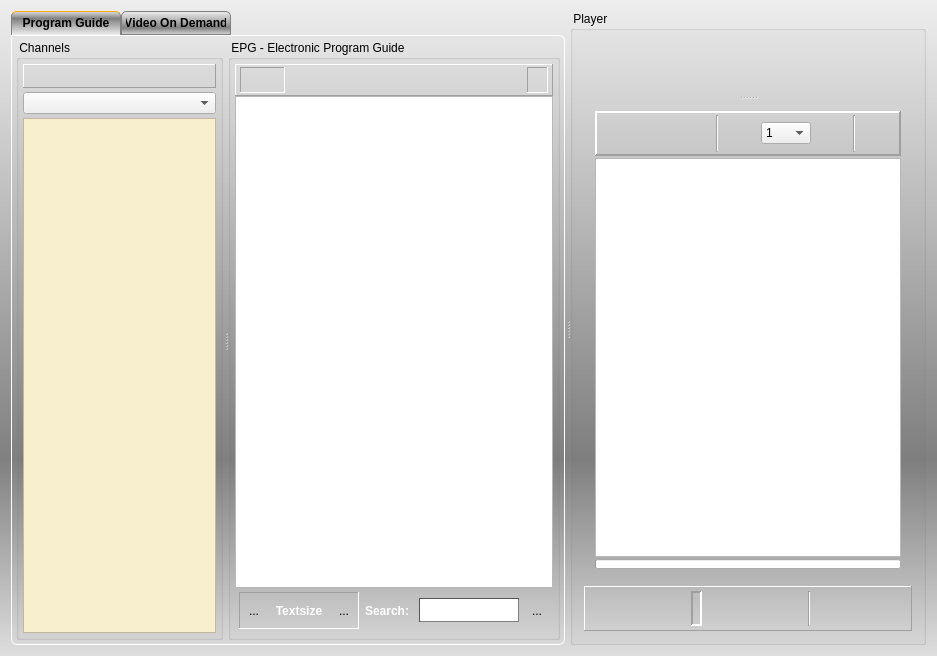
code-google-com/vlc-record, file forms/recorder_inc.ui: the form before one commit.
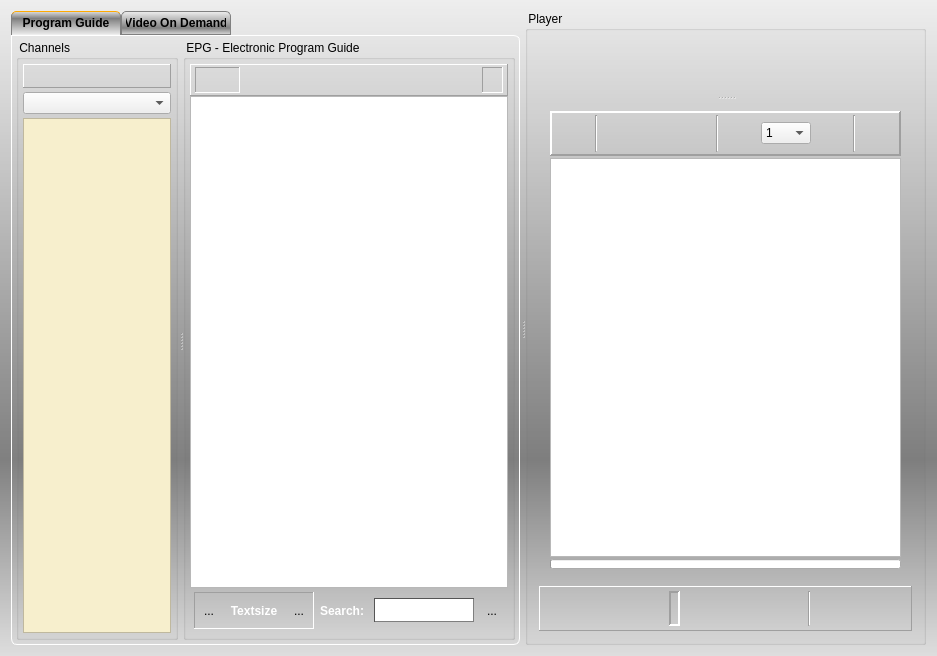
The form after the commit. Icons and pictures are not drawn. Custom widgets are drawn as their Qt base class.

Commit message: - add live Button - on archive play set pause and mark for resume (need tests) - show epg only 14 days back and 7 days next

The edit to the form file:
```diff
--- a/forms/recorder_inc.ui
+++ b/forms/recorder_inc.ui
@@ -843,17 +843,40 @@
                <number>2</number>
               </property>
               <item>
-               <spacer name="horizontalSpacer_4">
+               <widget class="QPushButton" name="pushLive">
+                <property name="maximumSize">
+                 <size>
+                  <width>34</width>
+                  <height>34</height>
+                 </size>
+                </property>
+                <property name="toolTip">
+                 <string>Show Live!</string>
+                </property>
+                <property name="text">
+                 <string/>
+                </property>
+                <property name="icon">
+                 <iconset resource="../vlc-record.qrc">
+                  <normaloff>:/app/live</normaloff>:/app/live</iconset>
+                </property>
+                <property name="iconSize">
+                 <size>
+                  <width>32</width>
+                  <height>32</height>
+                 </size>
+                </property>
+                <property name="flat">
+                 <bool>true</bool>
+                </property>
+               </widget>
+              </item>
+              <item>
+               <widget class="Line" name="line_4">
                 <property name="orientation">
-                 <enum>Qt::Horizontal</enum>
+                 <enum>Qt::Vertical</enum>
                 </property>
-                <property name="sizeHint" stdset="0">
-                 <size>
-                  <width>40</width>
-                  <height>20</height>
-                 </size>
-                </property>
-               </spacer>
+               </widget>
               </item>
               <item>
                <widget class="QPushButton" name="pushPlay">
```
The commit also changes 8 other files.
